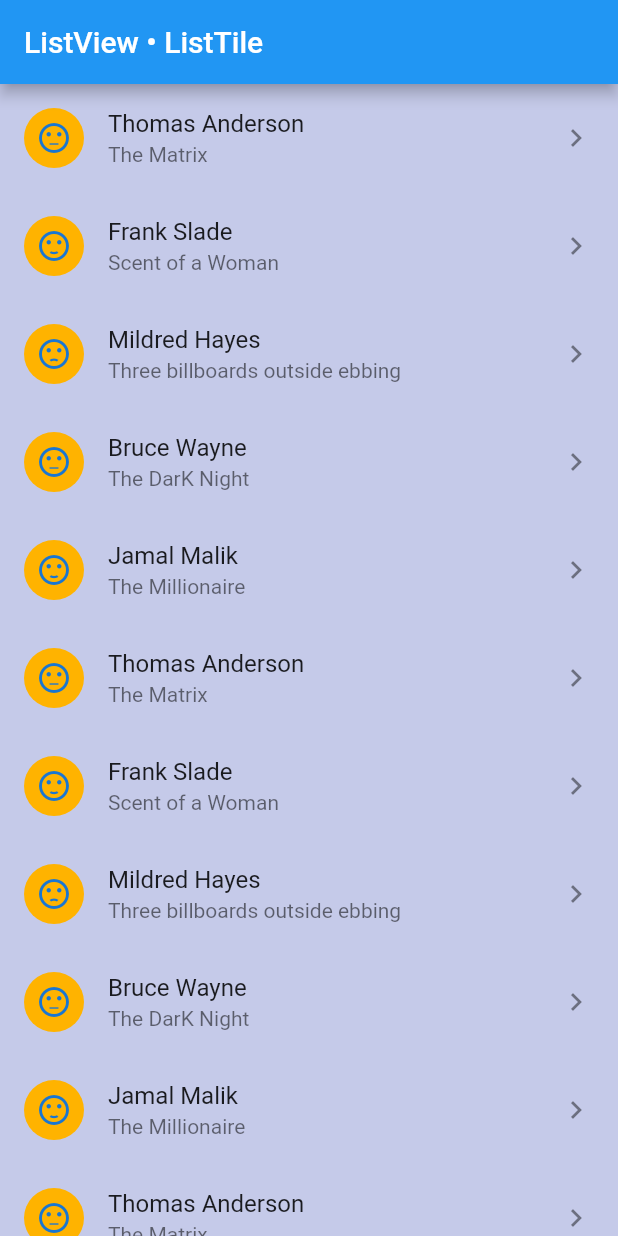
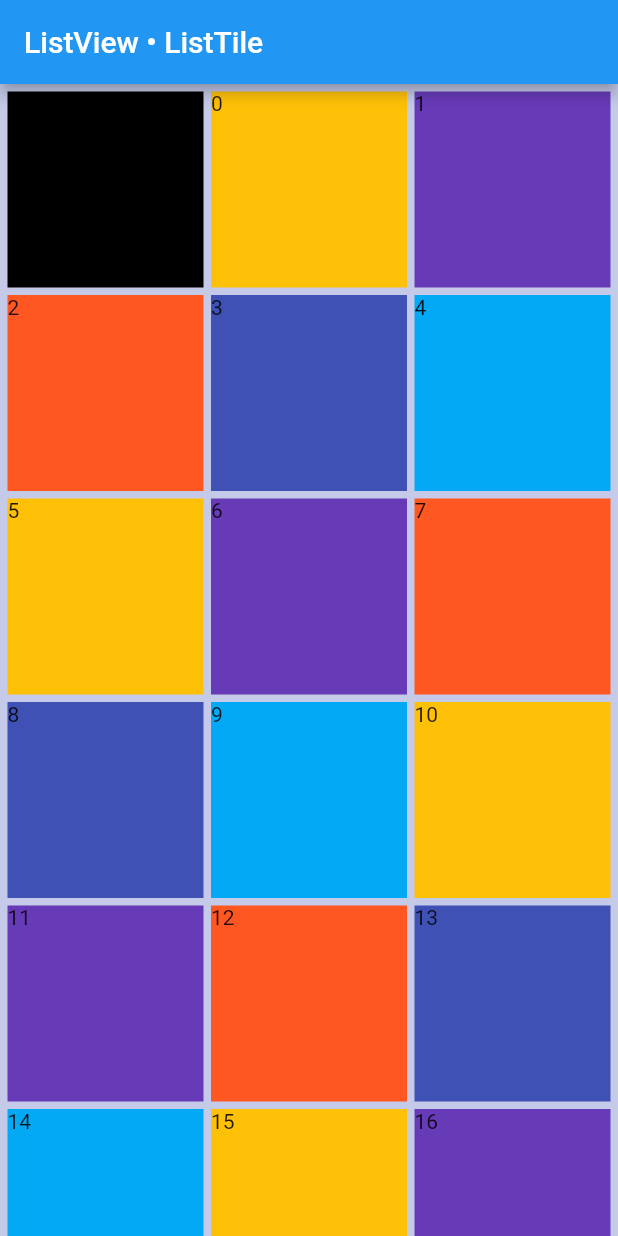
Before and after one commit to Amorem/FlutterStack, a Flutter app: the screen it shows after launch, on a phone screen of 412 x 824 dp. Run offline on Flutter 3.47's test engine with Material 2 defaults, Android fonts, the phone set to English and light mode, and no system bars.

```diff
--- a/lib/main.dart
+++ b/lib/main.dart
@@ -26,8 +26,13 @@ class Home extends StatelessWidget {
     return Container(
         width: sizeX,
         height: sizeY,
-        child: ListView(
-          children: showContacts(),
+        child: GridView.count(
+          scrollDirection: Axis.vertical,
+          crossAxisCount: 3,
+          children: createSquares(50),
+          mainAxisSpacing: 5.0,
+          crossAxisSpacing: 5.0,
+          padding: EdgeInsets.all(5),
         ));
   }
 }
```
Also changed, not shown: 2 other files.
